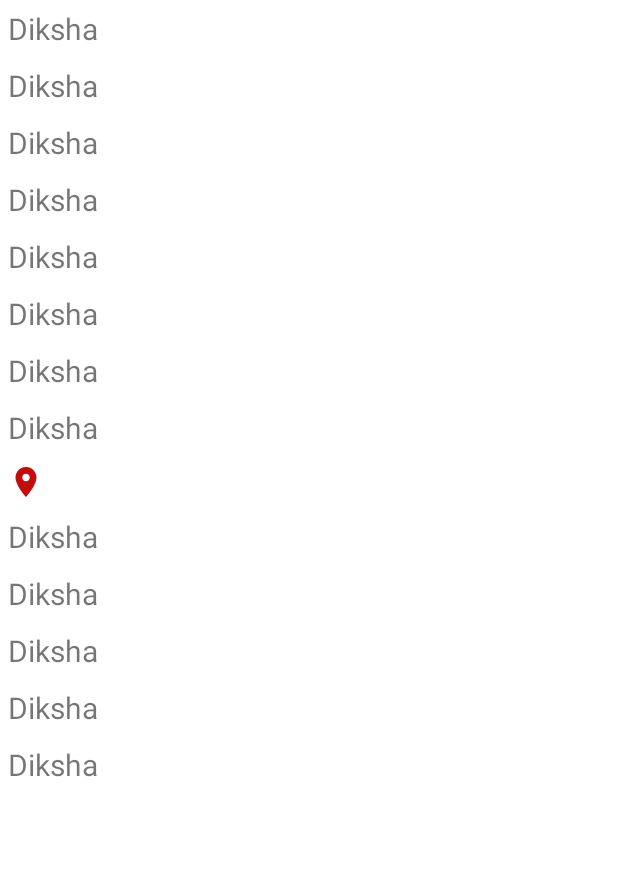
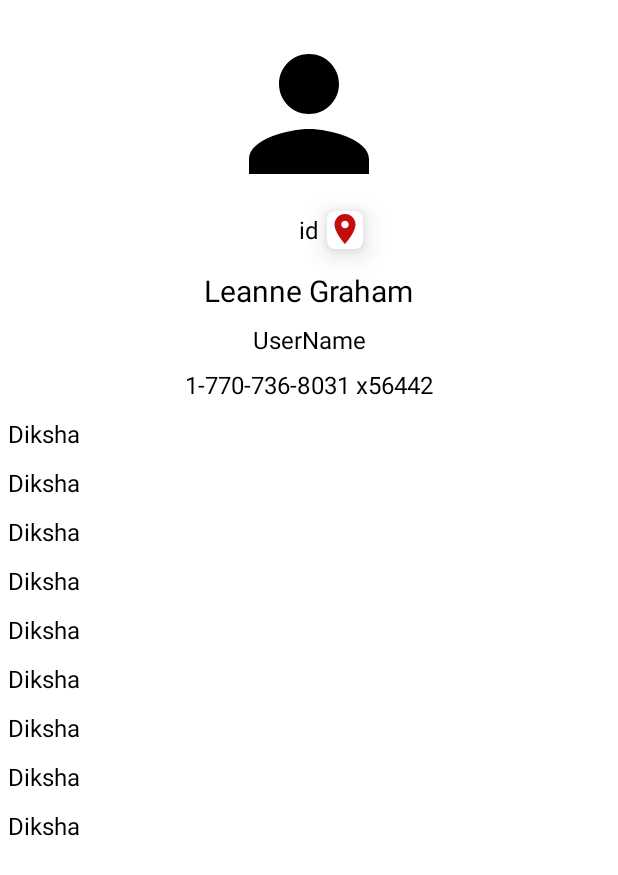
Before and after one commit to gargdiksha1234/assignment, an Android app: the DetailFragment screen opened through its navigation route, on a phone screen of 412 x 824 dp. Shown: the top 875 px of the screen. Run offline under Robolectric (Android 15) with nearby library versions, the phone set to English and light mode, and no system bars; our stand-ins replace data binding; libraries missing offline, so code that uses them is left out: com.chuckerteam.chucker; 18 statements that could not run were skipped.

```diff
--- /dev/null
+++ b/app/src/main/res/drawable/ic_baseline_person_24.xml
@@ -0,0 +1,5 @@
+<vector android:height="24dp" android:tint="#000000"
+    android:viewportHeight="24" android:viewportWidth="24"
+    android:width="24dp" xmlns:android="http://schemas.android.com/apk/res/android">
+    <path android:fillColor="@android:color/white" android:pathData="M12,12c2.21,0 4,-1.79 4,-4s-1.79,-4 -4,-4 -4,1.79 -4,4 1.79,4 4,4zM12,14c-2.67,0 -8,1.34 -8,4v2h16v-2c0,-2.66 -5.33,-4 -8,-4z"/>
+</vector>
--- a/app/src/main/res/layout/fragment_detail.xml
+++ b/app/src/main/res/layout/fragment_detail.xml
@@ -8,43 +8,15 @@
     tools:context=".ui.fragment.DetailFragment">
 
     <androidx.appcompat.widget.AppCompatTextView
-        android:id="@+id/tv_id"
-        android:layout_width="wrap_content"
-        android:layout_height="wrap_content"
-        android:text="Diksha"
-        android:textSize="20sp"
-        android:padding="5dp"
-        app:layout_constraintTop_toTopOf="parent"
-        app:layout_constraintStart_toStartOf="parent"
-        />
-    <androidx.appcompat.widget.AppCompatTextView
-        android:id="@+id/tv_name"
-        android:layout_width="wrap_content"
-        android:layout_height="wrap_content"
-        android:text="Diksha"
-        android:textSize="20sp"
-        android:padding="5dp"
-        app:layout_constraintTop_toBottomOf="@+id/tv_id"
-        app:layout_constraintStart_toStartOf="parent"
-        />
-    <androidx.appcompat.widget.AppCompatTextView
-        android:id="@+id/tv_userName"
-        android:layout_width="wrap_content"
-        android:layout_height="wrap_content"
-        android:text="Diksha"
-        android:textSize="20sp"
-        android:padding="5dp"
-        app:layout_constraintTop_toBottomOf="@+id/tv_name"
-        app:layout_constraintStart_toStartOf="parent"
-        />
-    <androidx.appcompat.widget.AppCompatTextView
         android:id="@+id/tv_email"
         android:layout_width="wrap_content"
         android:layout_height="wrap_content"
         android:text="Diksha"
-        android:textSize="20sp"
+        android:textSize="16sp"
+        android:textColor="#000000"
+        android:layout_marginTop="5dp"
         android:padding="5dp"
-        app:layout_constraintTop_toBottomOf="@+id/tv_userName"
+        app:layout_constraintTop_toBottomOf="@+id/tv_phone"
         app:layout_constraintStart_toStartOf="parent"
         />
     <androidx.appcompat.widget.AppCompatTextView
@@ -52,8 +24,10 @@
         android:layout_width="wrap_content"
         android:layout_height="wrap_content"
         android:text="Diksha"
-        android:textSize="20sp"
+        android:textSize="16sp"
         android:padding="5dp"
+        android:textColor="#000000"
+
         app:layout_constraintTop_toBottomOf="@+id/tv_email"
         app:layout_constraintStart_toStartOf="parent"
         />
@@ -63,7 +37,9 @@
         android:layout_width="wrap_content"
         android:layout_height="wrap_content"
         android:text="Diksha"
-        android:textSize="20sp"
+        android:textColor="#000000"
+
+        android:textSize="16sp"
         android:padding="5dp"
         app:layout_constraintTop_toBottomOf="@+id/tv_street"
         app:layout_constraintStart_toStartOf="parent"
@@ -73,7 +49,9 @@
         android:layout_width="wrap_content"
         android:layout_height="wrap_content"
         android:text="Diksha"
-        android:textSize="20sp"
+        android:textSize="16sp"
+        android:textColor="#000000"
+
         android:padding="5dp"
         app:layout_constraintTop_toBottomOf="@+id/tv_suite"
         app:layout_constraintStart_toStartOf="parent"
@@ -83,40 +61,43 @@
         android:layout_width="wrap_content"
         android:layout_height="wrap_content"
         android:text="Diksha"
-        android:textSize="20sp"
+        android:textSize="16sp"
+        android:textColor="#000000"
+
         android:padding="5dp"
         app:layout_constraintTop_toBottomOf="@id/tv_city"
         app:layout_constraintStart_toStartOf="parent"
         />
+    <androidx.cardview.widget.CardView
+        android:layout_width="wrap_content"
+        android:layout_height="25dp"
+        app:layout_constraintTop_toTopOf="@id/tv_id"
+        app:layout_constraintStart_toEndOf="@+id/tv_id"
+        app:layout_constraintBottom_toBottomOf="@id/tv_id"
+        app:cardElevation="10dp"
+        android:layout_margin="5dp"
+        app:cardCornerRadius="5dp"
+        android:layout_gravity="center"
+
+
+        >
     <androidx.appcompat.widget.AppCompatImageView
         android:id="@+id/iv_geo"
         android:layout_width="wrap_content"
         android:layout_height="wrap_content"
-        android:text="Diksha"
-        android:textSize="20sp"
-        android:padding="5dp"
         android:src="@drawable/location"
-        app:layout_constraintTop_toBottomOf="@id/tv_zipcode"
-        app:layout_constraintStart_toStartOf="parent"
         />
-    <androidx.appcompat.widget.AppCompatTextView
-        android:id="@+id/tv_phone"
-        android:layout_width="wrap_content"
-        android:layout_height="wrap_content"
-        android:text="Diksha"
-        android:textSize="20sp"
-        android:padding="5dp"
-        app:layout_constraintTop_toBottomOf="@id/iv_geo"
-        app:layout_constraintStart_toStartOf="parent"
-        />
+    </androidx.cardview.widget.CardView>
+
     <androidx.appcompat.widget.AppCompatTextView
         android:id="@+id/tv_website"
         android:layout_width="wrap_content"
         android:layout_height="wrap_content"
         android:text="Diksha"
-        android:textSize="20sp"
+        android:textSize="16sp"
         android:padding="5dp"
-        app:layout_constraintTop_toBottomOf="@id/tv_phone"
+        android:textColor="#000000"
+        app:layout_constraintTop_toBottomOf="@id/tv_zipcode"
         app:layout_constraintStart_toStartOf="parent"
         />
     <androidx.appcompat.widget.AppCompatTextView
@@ -124,7 +105,8 @@
         android:layout_width="wrap_content"
         android:layout_height="wrap_content"
         android:text="Diksha"
-        android:textSize="20sp"
+        android:textSize="16sp"
+        android:textColor="#000000"
         android:padding="5dp"
         app:layout_constraintTop_toBottomOf="@id/tv_website"
         app:layout_constraintStart_toStartOf="parent"
@@ -134,8 +116,9 @@
         android:layout_width="wrap_content"
         android:layout_height="wrap_content"
         android:text="Diksha"
-        android:textSize="20sp"
+        android:textSize="16sp"
         android:padding="5dp"
+        android:textColor="#000000"
         app:layout_constraintTop_toBottomOf="@id/tv_companyName"
         app:layout_constraintStart_toStartOf="parent"
         />
@@ -144,9 +127,72 @@
         android:layout_width="wrap_content"
         android:layout_height="wrap_content"
         android:text="Diksha"
-        android:textSize="20sp"
+        android:textSize="16sp"
+        android:textColor="#000000"
         android:padding="5dp"
         app:layout_constraintTop_toBottomOf="@id/tv_catchPhrase"
         app:layout_constraintStart_toStartOf="parent"
         />
-</androidx.constraintlayout.widget.ConstraintLayout>
+
+    <ImageView
+            android:id="@+id/profileImageView"
+            android:layout_width="120dp"
+            android:layout_height="120dp"
+            android:src="@drawable/ic_baseline_person_24"
+            android:scaleType="centerCrop"
+            app:layout_constraintTop_toTopOf="parent"
+            app:layout_constraintStart_toStartOf="parent"
+            app:layout_constraintEnd_toEndOf="parent"
+            android:layout_marginTop="16dp" />
+    <TextView
+        android:id="@+id/tv_id"
+        android:layout_width="wrap_content"
+        android:layout_height="wrap_content"
+        android:textSize="16sp"
+        android:text="id"
+        android:textColor="#000000"
+        app:layout_constraintTop_toBottomOf="@id/profileImageView"
+        app:layout_constraintStart_toStartOf="parent"
+        app:layout_constraintEnd_toEndOf="parent"
+        android:layout_marginTop="6dp" />
+
+        <!-- User Name -->
+        <TextView
+            android:id="@+id/tv_name"
+            android:layout_width="wrap_content"
+            android:layout_height="wrap_content"
+            android:textSize="20sp"
+            android:text="Leanne Graham"
+            android:textColor="#000000"
+            app:layout_constraintTop_toBottomOf="@id/tv_id"
+            app:layout_constraintStart_toStartOf="parent"
+            app:layout_constraintEnd_toEndOf="parent"
+            android:layout_marginTop="16dp" />
+
+        <TextView
+            android:id="@+id/tv_userName"
+            android:layout_width="wrap_content"
+            android:layout_height="wrap_content"
+            android:textSize="16sp"
+            android:text="UserName"
+            android:textColor="#000000"
+            app:layout_constraintTop_toBottomOf="@id/tv_name"
+            app:layout_constraintStart_toStartOf="parent"
+            app:layout_constraintEnd_toEndOf="parent"
+            android:layout_marginTop="8dp" />
+
+        <TextView
+            android:id="@+id/tv_phone"
+            android:layout_width="wrap_content"
+            android:layout_height="wrap_content"
+            android:textSize="16sp"
+            android:text="1-770-736-8031 x56442"
+            android:textColor="#000000"
+            app:layout_constraintTop_toBottomOf="@id/tv_userName"
+            app:layout_constraintStart_toStartOf="parent"
+            app:layout_constraintEnd_toEndOf="parent"
+            android:layout_marginTop="8dp" />
+
+
+
+    </androidx.constraintlayout.widget.ConstraintLayout>
```
